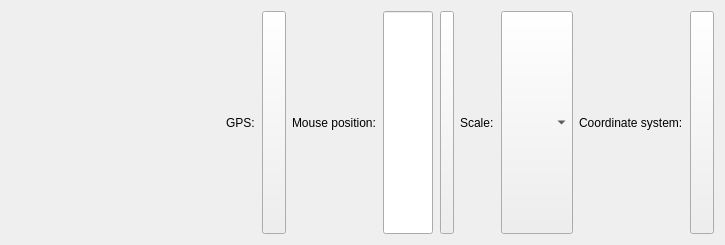
This is src/ui/qgsribbonstatuswidget.ui in kadas-albireo/kadas-albireo as Qt 5 draws it before an edit. The edited form follows.
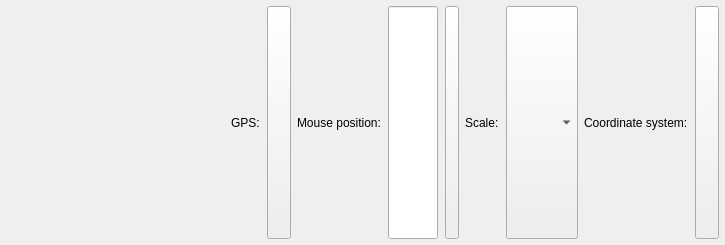
This is the edited form. Custom widgets are drawn as their Qt base class.

Commit message: Reduce ribbon window statusbar margins

```diff
--- a/src/ui/qgsribbonstatuswidget.ui
+++ b/src/ui/qgsribbonstatuswidget.ui
@@ -14,6 +14,18 @@
    <string>Form</string>
   </property>
   <layout class="QHBoxLayout" name="horizontalLayout">
+   <property name="leftMargin">
+    <number>6</number>
+   </property>
+   <property name="topMargin">
+    <number>6</number>
+   </property>
+   <property name="rightMargin">
+    <number>6</number>
+   </property>
+   <property name="bottomMargin">
+    <number>6</number>
+   </property>
    <item>
     <spacer name="horizontalSpacer">
      <property name="orientation">
```
